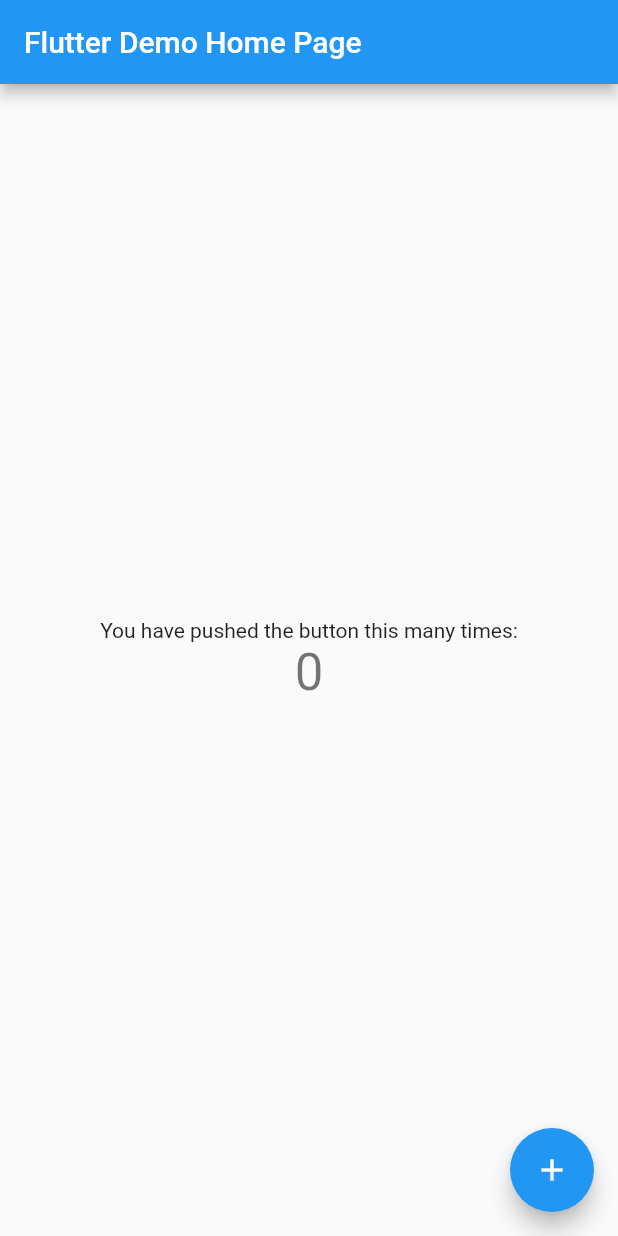
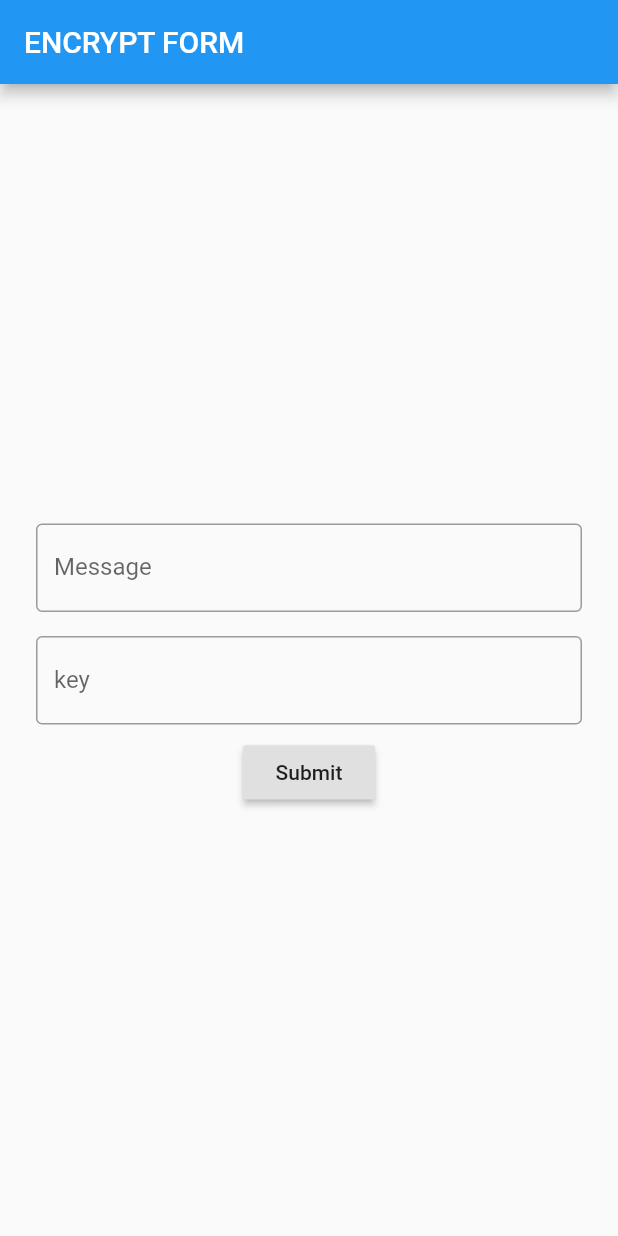
Before and after one commit to shrestha24/encrypted_message_app, a Flutter app: the screen it shows after launch, on a phone screen of 412 x 824 dp. Run offline on Flutter 3.47's test engine with Material 2 defaults, Android fonts, the phone set to English and light mode, and no system bars; missing offline and left inert: encrypt.

Commit message:
encryptService added

```diff
--- a/lib/main.dart
+++ b/lib/main.dart
@@ -1,117 +1,11 @@
+import 'package:encrypted_message_app/page/encrypt_page.dart';
 import 'package:flutter/material.dart';
 
-void main() {
-  runApp(MyApp());
-}
+void main() => runApp(MyApp());
 
 class MyApp extends StatelessWidget {
-  // This widget is the root of your application.
   @override
   Widget build(BuildContext context) {
-    return MaterialApp(
-      title: 'Flutter Demo',
-      theme: ThemeData(
-        // This is the theme of your application.
-        //
-        // Try running your application with "flutter run". You'll see the
-        // application has a blue toolbar. Then, without quitting the app, try
-        // changing the primarySwatch below to Colors.green and then invoke
-        // "hot reload" (press "r" in the console where you ran "flutter run",
-        // or simply save your changes to "hot reload" in a Flutter IDE).
-        // Notice that the counter didn't reset back to zero; the application
-        // is not restarted.
-        primarySwatch: Colors.blue,
-        // This makes the visual density adapt to the platform that you run
-        // the app on. For desktop platforms, the controls will be smaller and
-        // closer together (more dense) than on mobile platforms.
-        visualDensity: VisualDensity.adaptivePlatformDensity,
-      ),
-      home: MyHomePage(title: 'Flutter Demo Home Page'),
-    );
+    return MaterialApp(title: 'Material App', home: EncryptForm());
   }
 }
-
-class MyHomePage extends StatefulWidget {
-  MyHomePage({Key key, this.title}) : super(key: key);
-
-  // This widget is the home page of your application. It is stateful, meaning
-  // that it has a State object (defined below) that contains fields that affect
-  // how it looks.
-
-  // This class is the configuration for the state. It holds the values (in this
-  // case the title) provided by the parent (in this case the App widget) and
-  // used by the build method of the State. Fields in a Widget subclass are
-  // always marked "final".
-
-  final String title;
-
-  @override
-  _MyHomePageState createState() => _MyHomePageState();
-}
-
-class _MyHomePageState extends State<MyHomePage> {
-  int _counter = 0;
-
-  void _incrementCounter() {
-    setState(() {
-      // This call to setState tells the Flutter framework that something has
-      // changed in this State, which causes it to rerun the build method below
-      // so that the display can reflect the updated values. If we changed
-      // _counter without calling setState(), then the build method would not be
-      // called again, and so nothing would appear to happen.
-      _counter++;
-    });
-  }
-
-  @override
-  Widget build(BuildContext context) {
-    // This method is rerun every time setState is called, for instance as done
-    // by the _incrementCounter method above.
-    //
-    // The Flutter framework has been optimized to make rerunning build methods
-    // fast, so that you can just rebuild anything that needs updating rather
-    // than having to individually change instances of widgets.
-    return Scaffold(
-      appBar: AppBar(
-        // Here we take the value from the MyHomePage object that was created by
-        // the App.build method, and use it to set our appbar title.
-        title: Text(widget.title),
-      ),
-      body: Center(
-        // Center is a layout widget. It takes a single child and positions it
-        // in the middle of the parent.
-        child: Column(
-          // Column is also a layout widget. It takes a list of children and
-          // arranges them vertically. By default, it sizes itself to fit its
-          // children horizontally, and tries to be as tall as its parent.
-          //
-          // Invoke "debug painting" (press "p" in the console, choose the
-          // "Toggle Debug Paint" action from the Flutter Inspector in Android
-          // Studio, or the "Toggle Debug Paint" command in Visual Studio Code)
-          // to see the wireframe for each widget.
-          //
-          // Column has various properties to control how it sizes itself and
-          // how it positions its children. Here we use mainAxisAlignment to
-          // center the children vertically; the main axis here is the vertical
-          // axis because Columns are vertical (the cross axis would be
-          // horizontal).
-          mainAxisAlignment: MainAxisAlignment.center,
-          children: <Widget>[
-            Text(
-              'You have pushed the button this many times:',
-            ),
-            Text(
-              '$_counter',
-              style: Theme.of(context).textTheme.headline4,
-            ),
-          ],
-        ),
-      ),
-      floatingActionButton: FloatingActionButton(
-        onPressed: _incrementCounter,
-        tooltip: 'Increment',
-        child: Icon(Icons.add),
-      ), // This trailing comma makes auto-formatting nicer for build methods.
-    );
-  }
-}
--- /dev/null
+++ b/lib/page/encrypt_page.dart
@@ -0,0 +1,61 @@
+import 'package:flutter/material.dart';
+import 'package:encrypted_message_app/services/encrypt_service.dart';
+
+class EncryptForm extends StatelessWidget {
+  final msgController = TextEditingController();
+  final keyControler = TextEditingController();
+  EncryptForm({Key key}) : super(key: key);
+
+  @override
+  Widget build(BuildContext context) {
+    return Scaffold(
+      appBar: AppBar(
+        title: Text("ENCRYPT FORM"),
+      ),
+      body: Padding(
+        padding: const EdgeInsets.all(16.0),
+        child: Column(
+          mainAxisAlignment: MainAxisAlignment.center,
+          children: [
+            Padding(
+              padding: const EdgeInsets.all(8.0),
+              child: TextField(
+                controller: msgController,
+                decoration: InputDecoration(
+                  hintText: "Enter String",
+                  labelText: "Message",
+                  border: OutlineInputBorder(),
+                ),
+              ),
+            ),
+            Padding(
+              padding: const EdgeInsets.all(8.0),
+              child: TextField(
+                controller: keyControler,
+                decoration: InputDecoration(
+                  hintText: "Enter key",
+                  labelText: "key",
+                  border: OutlineInputBorder(),
+                ),
+              ),
+            ),
+            RaisedButton(
+              onPressed: () async {
+                String key1 = 'my 32 length key................';
+                var result = await EncrytService()
+                    .getEncryptedText(msgController.text, keyControler.text);
+                print(
+                    ">>>>>>>>>>>>>>>>>>>>>>>>>>>>>>>>>>>>>>>>>>>>>>>>>>>>>>>>>>>>>>>>>>>>>>>>>>>>");
+
+                print(result);
+                print(
+                    "<<<<<<<<<<<<<<<<<<<<<<<<<<<<<<<<<<<<<<<<<<<<<<<<<<<<<<<<<<<<<<<<<<<<<<<<<<<");
+              },
+              child: Text("Submit"),
+            )
+          ],
+        ),
+      ),
+    );
+  }
+}
--- /dev/null
+++ b/lib/services/encrypt_service.dart
@@ -0,0 +1,19 @@
+import 'package:encrypt/encrypt.dart';
+
+class EncrytService {
+  Future<String> getEncryptedText(String text, String key1) async {
+    final plainText = text;
+    final key = Key.fromUtf8(key1);
+    final iv = IV.fromLength(16);
+
+    final encrypter = Encrypter(AES(key));
+
+    final encrypted = encrypter.encrypt(plainText, iv: iv);
+    final decrypted = encrypter.decrypt(encrypted, iv: iv);
+
+    print(
+        "Encrypted text Decrypted : $decrypted"); // Lorem ipsum dolor sit amet, consectetur adipiscing elit
+    print("encrypted text : ${encrypted.base64}"); // R4PxiU3h8YoI
+    return encrypted.base64;
+  }
+}
--- a/pubspec.yaml
+++ b/pubspec.yaml
@@ -28,6 +28,7 @@ dependencies:
   # The following adds the Cupertino Icons font to your application.
   # Use with the CupertinoIcons class for iOS style icons.
   cupertino_icons: ^0.1.3
+  encrypt: ^4.1.0
 
 dev_dependencies:
   flutter_test:
```
Also changed, not shown: pubspec.lock.
